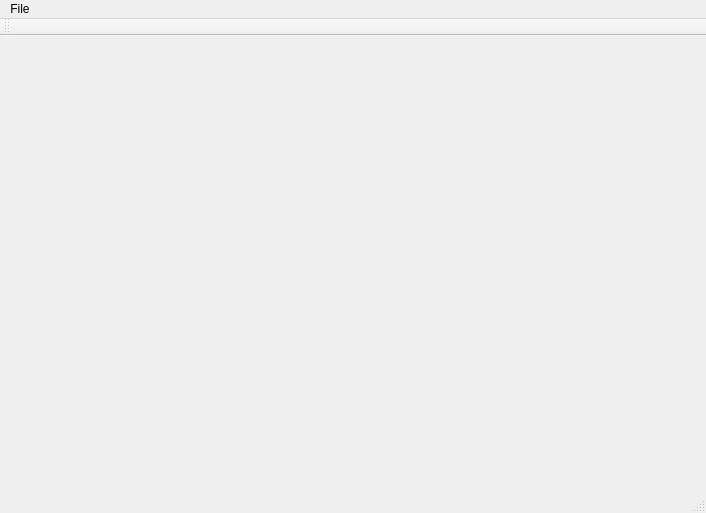
The window that ImageProcessing/MainWindow.ui (Ulle84/UllesSourceCode) describes before a commit, drawn with Qt 5.
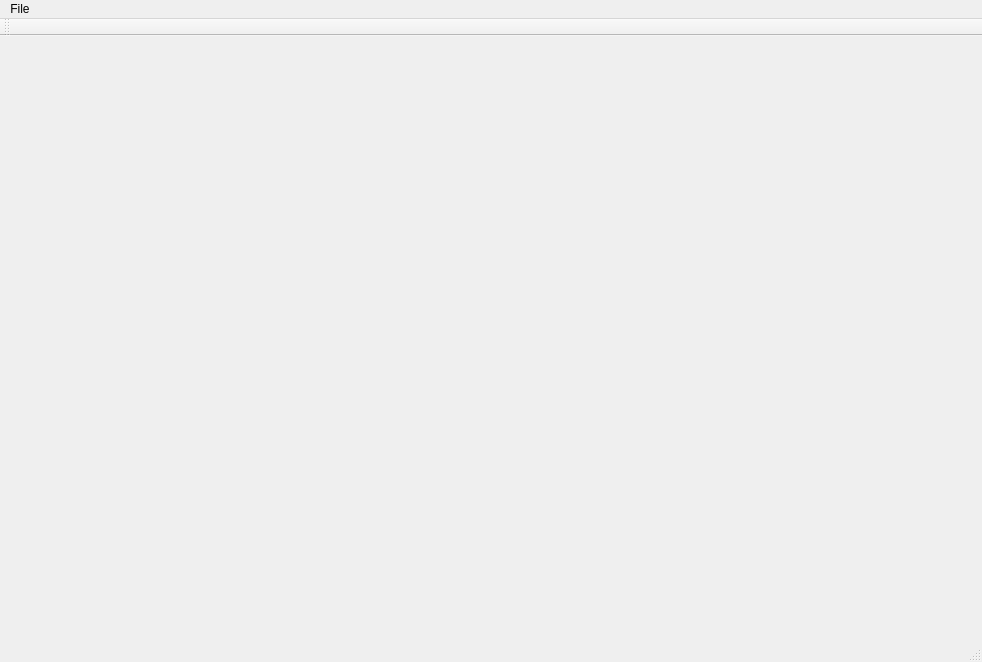
The same window after the commit.

What changed in the file:
```diff
--- a/ImageProcessing/MainWindow.ui
+++ b/ImageProcessing/MainWindow.ui
@@ -6,8 +6,8 @@
    <rect>
     <x>0</x>
     <y>0</y>
-    <width>706</width>
-    <height>513</height>
+    <width>982</width>
+    <height>662</height>
    </rect>
   </property>
   <property name="windowTitle">
@@ -19,8 +19,8 @@
     <rect>
      <x>0</x>
      <y>0</y>
-     <width>706</width>
-     <height>18</height>
+     <width>982</width>
+     <height>22</height>
     </rect>
    </property>
    <widget class="QMenu" name="menuFile">
```
